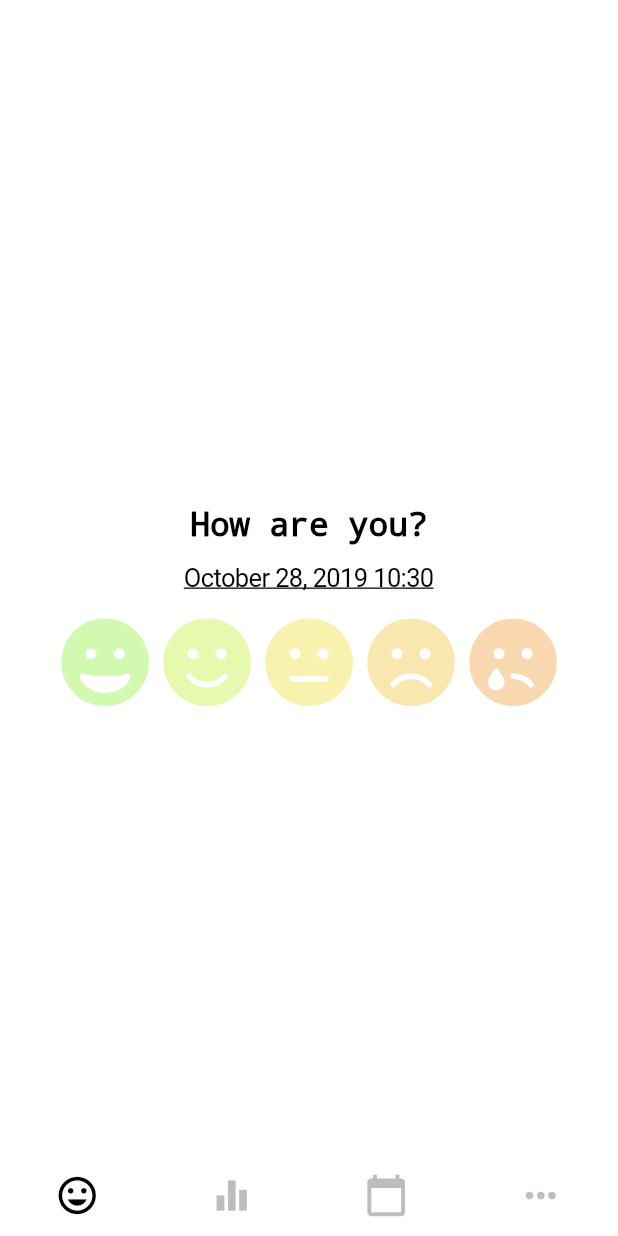
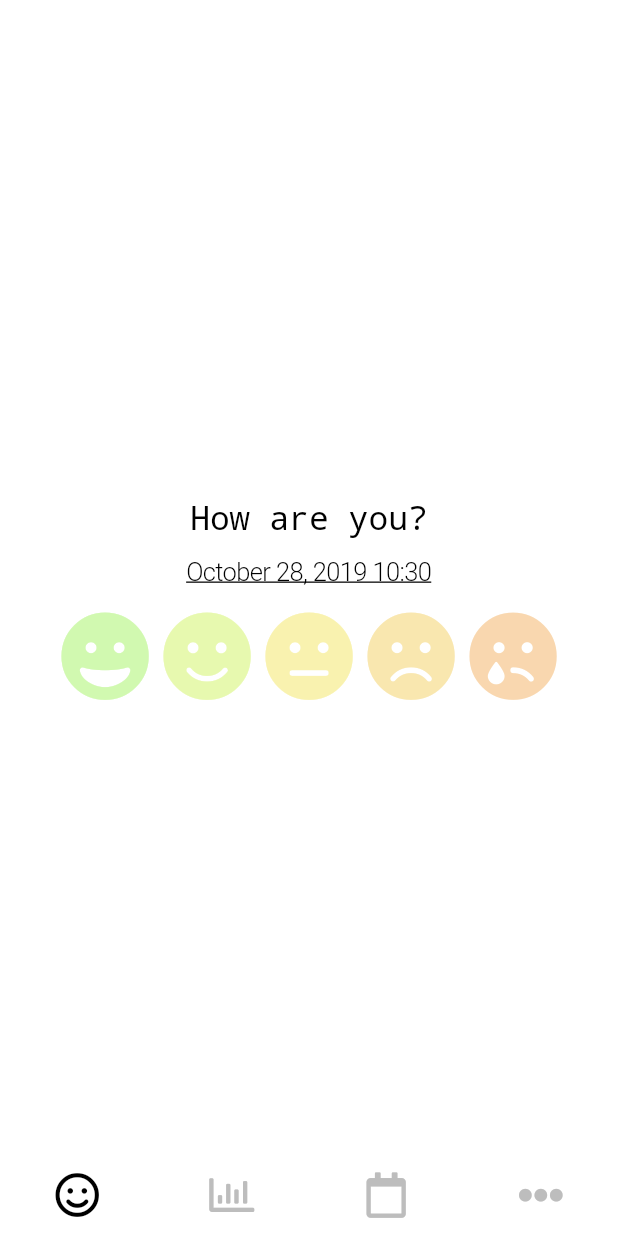
Before and after one commit to ivanjermakov/moodstamp, a Flutter app: the screen it shows after launch, on a phone screen of 412 x 824 dp. Run offline on Flutter 3.47's test engine with Material 2 defaults, Android fonts, the phone set to English and light mode, and no system bars; our stand-ins replace font_awesome_flutter.

Commit message:
app: mood view

```diff
--- /dev/null
+++ b/app/moodstamp/lib/common/keys.dart
@@ -0,0 +1,5 @@
+import 'package:flutter/cupertino.dart';
+
+class Keys {
+  static GlobalKey tabBarKey = GlobalKey();
+}
--- a/app/moodstamp/lib/main/app.dart
+++ b/app/moodstamp/lib/main/app.dart
@@ -1,24 +1,40 @@
 import 'package:flutter/cupertino.dart';
 import 'package:flutter/material.dart';
 import 'package:flutter/widgets.dart';
+import 'package:font_awesome_flutter/font_awesome_flutter.dart';
+import 'package:moodstamp/common/keys.dart';
 import 'package:moodstamp/view/calendar/calendar-view.dart';
 import 'package:moodstamp/view/mood/mood-view.dart';
 import 'package:moodstamp/view/more/more-view.dart';
 import 'package:moodstamp/view/stats/stats-view.dart';
 
-class App extends StatelessWidget {
+class App extends StatefulWidget {
+    @override
+    _AppState createState() => _AppState();
+}
+
+class _AppState extends State<App> {
+    int _currentIndex = 0;
     final List<Widget> views = [MoodView(), StatsView(), CalendarView(), MoreView()];
+
+    void setActiveTab(int index) {
+        print('setting active tab');
+        setState(() => _currentIndex = index);
+    }
 
   @override
   Widget build(BuildContext context) {
       return MaterialApp(
       home: CupertinoTabScaffold(
         tabBar: CupertinoTabBar(
+            key: Keys.tabBarKey,
+            onTap: (int index) => setActiveTab(index),
+            currentIndex: _currentIndex,
             items: <BottomNavigationBarItem>[
-            BottomNavigationBarItem(icon: Icon(Icons.mood)),
-            BottomNavigationBarItem(icon: Icon(Icons.equalizer)),
-            BottomNavigationBarItem(icon: Icon(Icons.calendar_today)),
-            BottomNavigationBarItem(icon: Icon(Icons.more_horiz)),
+                BottomNavigationBarItem(icon: Icon(FontAwesomeIcons.smile)),
+                BottomNavigationBarItem(icon: Icon(FontAwesomeIcons.chartBar)),
+                BottomNavigationBarItem(icon: Icon(FontAwesomeIcons.calendar)),
+                BottomNavigationBarItem(icon: Icon(FontAwesomeIcons.ellipsisH)),
             ],
             backgroundColor: Colors.transparent,
             border: Border(),
--- a/app/moodstamp/lib/model/mood-record.dart
+++ b/app/moodstamp/lib/model/mood-record.dart
@@ -20,4 +20,9 @@ class MoodRecord {
   MoodRecord withDescription(String description) {
     return MoodRecord(mood, dateTime, description);
   }
+
+  @override
+  String toString() {
+      return 'MoodRecord{mood: $mood, dateTime: $dateTime, description: $description}';
+  }
 }
--- a/app/moodstamp/lib/view/mood/interactive-mood-icon.dart
+++ b/app/moodstamp/lib/view/mood/interactive-mood-icon.dart
@@ -26,9 +26,10 @@ class InteractiveMoodIcon extends StatelessWidget {
         Text(
           isActive ? describeEnum(moodIcon.mood).toLowerCase() : '',
           style: TextStyle(
-            fontSize: 10,
+              fontSize: 17,
             color: moodIcon.color,
             decoration: TextDecoration.none,
+              fontWeight: FontWeight.w300,
           ),
         ),
       ],
--- a/app/moodstamp/lib/view/mood/mood-view.dart
+++ b/app/moodstamp/lib/view/mood/mood-view.dart
@@ -1,3 +1,5 @@
+import 'dart:async';
+
 import 'package:flutter/cupertino.dart';
 import 'package:flutter/material.dart';
 import 'package:font_awesome_flutter/font_awesome_flutter.dart';
@@ -10,10 +12,10 @@ import 'package:moodstamp/view/mood/interactive-mood-icon.dart';
 import 'package:moodstamp/view/mood/mood-description.dart';
 
 class MoodView extends StatefulWidget {
-  MoodView();
+    MoodView();
 
-  @override
-  _MoodViewState createState() => _MoodViewState();
+    @override
+    _MoodViewState createState() => _MoodViewState();
 }
 
 class _MoodViewState extends State<MoodView> {
@@ -45,9 +47,11 @@ class _MoodViewState extends State<MoodView> {
         ),
     ];
 
-    MoodRecord moodRecord = MoodRecord.empty;
+    MoodRecord moodRecord;
+    Timer realtimeClockTimer;
 
     void _pickDate() {
+        realtimeClockTimer.cancel();
         showCupertinoModalPopup(
             context: context,
             builder: (BuildContext buildContext) =>
@@ -73,6 +77,17 @@ class _MoodViewState extends State<MoodView> {
     }
 
     @override
+    void initState() {
+        super.initState();
+
+        moodRecord = MoodRecord.empty;
+        realtimeClockTimer = Timer.periodic(
+            Duration(seconds: 1),
+                (Timer timer) => setState(() => moodRecord = moodRecord.withDateTime(DateTime.now())),
+        );
+    }
+
+    @override
     Widget build(BuildContext context) {
         return CupertinoPageScaffold(
             child: Center(
@@ -84,7 +99,7 @@ class _MoodViewState extends State<MoodView> {
                             style: TextStyle(
                                 color: Colors.black,
                                 fontSize: 22,
-                                fontWeight: FontWeight.bold,
+                                fontWeight: FontWeight.w500,
                                 decoration: TextDecoration.none,
                             ),
                             textAlign: TextAlign.center,
@@ -93,9 +108,10 @@ class _MoodViewState extends State<MoodView> {
                             child: Text(
                                 "${DateFormat('yMMMMd').add_Hm().format(moodRecord.dateTime)}",
                                 style: TextStyle(
+                                    fontSize: 17,
                                     color: Colors.black,
                                     decoration: TextDecoration.underline,
-                                ),
+                                    fontWeight: FontWeight.w300),
                             ),
                             onPressed: _pickDate,
                         ),
@@ -119,4 +135,10 @@ class _MoodViewState extends State<MoodView> {
             backgroundColor: Colors.white,
         );
     }
+
+    @override
+    void dispose() {
+        realtimeClockTimer.cancel();
+        super.dispose();
+    }
 }
```
Also changed, not shown: app/moodstamp/lib/service/navigation-service.dart (added, +8 -0 lines), app/moodstamp/lib/view/mood/mood-description.dart (+27 -7 lines). Lines whose indentation alone changed are shown as unchanged.
